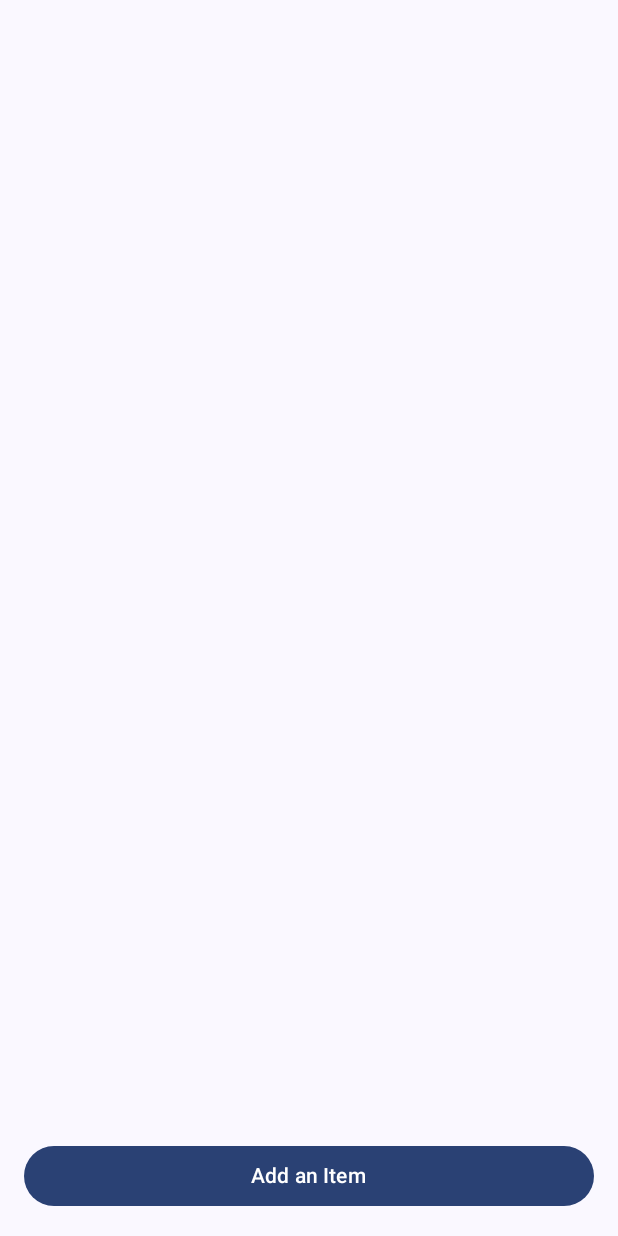
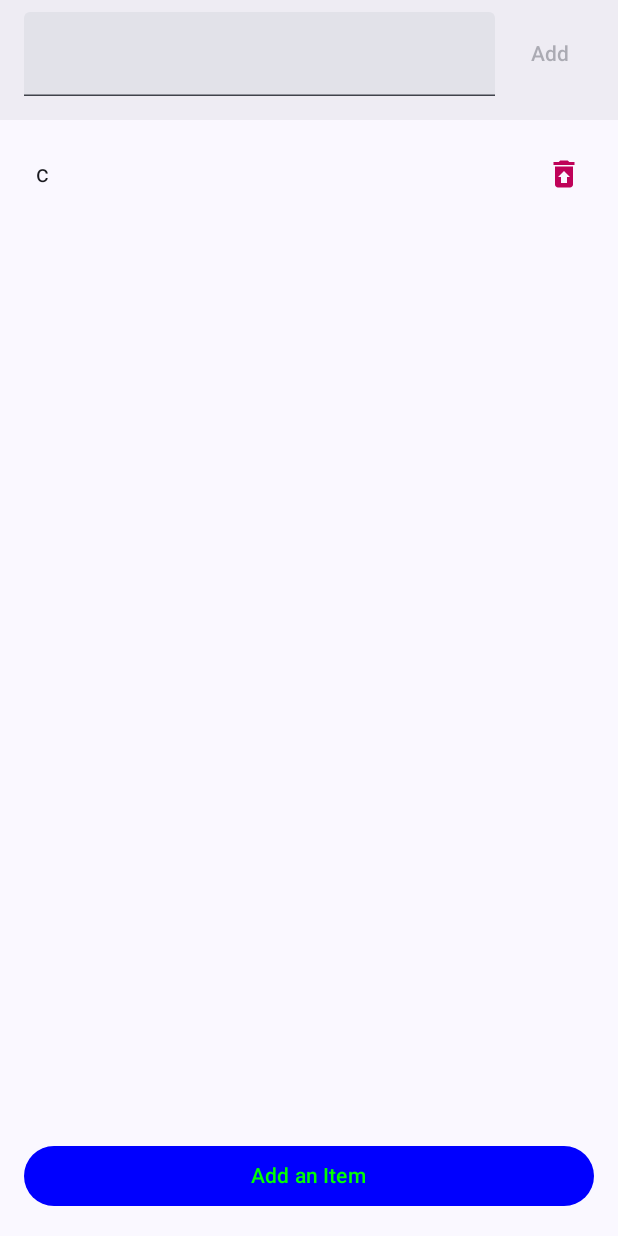
Before and after one commit to kkt98/JetpackComposeTodoList, an Android app built with Jetpack Compose: the screen it shows after launch (MainActivity), after a tap on "Add an Item", on a phone screen of 412 x 824 dp. Run offline under Robolectric (Android 15) with nearby library versions, the phone set to English and light mode, and no system bars; our stand-ins replace livedata-compose.

Commit message:
2024 03 30 Jetpack-Compose-UI TodoList

```diff
--- a/AndroidTP/ToDoList2/app/build.gradle.kts
+++ b/AndroidTP/ToDoList2/app/build.gradle.kts
@@ -70,4 +70,5 @@ dependencies {
     implementation ("androidx.compose.material:material-icons-extended:1.6.4")
     implementation ("androidx.compose.runtime:runtime-livedata:1.6.4")
 
+
 }
--- a/AndroidTP/ToDoList2/app/src/main/java/com/example/todolist/TodoViewModel.kt
+++ b/AndroidTP/ToDoList2/app/src/main/java/com/example/todolist/TodoViewModel.kt
@@ -7,7 +7,7 @@ import com.example.todolist.ui.Data
 
 class TodoViewModel: ViewModel() {
 
-    private val _todoItem = MutableLiveData<List<Data>>()
+    private val _todoItem = MutableLiveData(listOf<Data>())
     val todoItem: LiveData<List<Data>> = _todoItem
 
     fun addItem(item: Data) {
--- /dev/null
+++ b/AndroidTP/ToDoList2/app/src/main/java/com/example/todolist/ui/Components.kt
@@ -0,0 +1,168 @@
+package com.example.todolist.ui
+
+import androidx.annotation.StringRes
+import androidx.compose.animation.animateContentSize
+import androidx.compose.animation.core.TweenSpec
+import androidx.compose.animation.core.animateDpAsState
+import androidx.compose.foundation.background
+import androidx.compose.foundation.layout.Box
+import androidx.compose.foundation.layout.Column
+import androidx.compose.foundation.layout.Row
+import androidx.compose.foundation.layout.RowScope
+import androidx.compose.foundation.layout.Spacer
+import androidx.compose.foundation.layout.height
+import androidx.compose.foundation.layout.padding
+import androidx.compose.foundation.layout.width
+import androidx.compose.foundation.shape.CircleShape
+import androidx.compose.foundation.text.KeyboardActions
+import androidx.compose.foundation.text.KeyboardOptions
+import androidx.compose.material3.Icon
+import androidx.compose.material3.MaterialTheme
+import androidx.compose.material3.Surface
+import androidx.compose.material3.Text
+import androidx.compose.material3.TextButton
+import androidx.compose.material3.TextField
+import androidx.compose.material3.TextFieldDefaults
+import androidx.compose.runtime.Composable
+import androidx.compose.runtime.getValue
+import androidx.compose.ui.Modifier
+import androidx.compose.ui.graphics.Color
+import androidx.compose.ui.graphics.RectangleShape
+import androidx.compose.ui.graphics.vector.ImageVector
+import androidx.compose.ui.platform.LocalSoftwareKeyboardController
+import androidx.compose.ui.res.stringResource
+import androidx.compose.ui.text.input.ImeAction
+import androidx.compose.ui.unit.dp
+
+@Composable
+fun TodoListInputText(
+    text: String, // 입력 필드에 표시되는 텍스트
+    onTextChange:(String) -> Unit, // 텍스트가 변경될 때 호출되는 콜백 함수
+    modifier: Modifier, // 입력 필드에 적용되는 Modifier
+    onImeAction: () -> Unit={} // 입력 필드에서 IME 액션(예: Enter 키 또는 Done 버튼)을 수행할 때 호출되는 콜백 함수
+) {
+    // 키보드 컨트롤러를 가져옵니다.
+    val keyBoardController = LocalSoftwareKeyboardController.current
+
+    // TextField를 사용하여 입력 필드를 정의합니다.
+    TextField(
+        value = text, // 현재 텍스트 값
+        onValueChange = onTextChange, // 텍스트가 변경될 때 호출되는 콜백 함수
+//        colors = TextFieldDefaults.colors(Color.Transparent), // 입력 필드의 색상을 투명으로 설정
+        maxLines = 2, // 입력 필드의 최대 줄 수
+        keyboardOptions = KeyboardOptions.Default.copy(imeAction = ImeAction.Done), // 키보드 옵션 설정
+        keyboardActions = KeyboardActions(onDone = { onImeAction() // Done 버튼 또는 Enter 키를 눌렀을 때 호출되는 콜백 함수
+            keyBoardController?.hide()}), // 키보드 숨기기
+        modifier = modifier // Modifier 적용
+    )
+}
+
+@Composable
+fun TodoEditButton(
+    onClick: () -> Unit, // 버튼 클릭 시 호출되는 콜백 함수
+    text: String, // 버튼에 표시되는 텍스트
+    modifier: Modifier = Modifier, // 버튼에 적용되는 Modifier
+    enable: Boolean =true, // 버튼 활성화 여부
+){
+    // TextButton을 사용하여 버튼을 정의합니다.
+    TextButton(
+        onClick = onClick, // 클릭 시 호출되는 콜백 함수
+        shape = CircleShape, // 버튼의 모양을 원형으로 설정
+        enabled = enable, // 버튼의 활성화 여부
+        modifier = modifier // Modifier 적용
+    ) {
+        Text(text = text) // 버튼에 표시되는 텍스트
+    }
+}
+
+@Composable
+fun TodoInputBackground(
+    elevate: Boolean, // 배경의 고도 여부
+    modifier: Modifier=Modifier, // 배경에 적용되는 Modifier
+    content: @Composable RowScope.() -> Unit // 배경 내부의 컨텐츠를 정의하는 lambda 표현식
+) {
+    // 배경의 고도를 애니메이션으로 설정합니다.
+    val animatedElevation by animateDpAsState(
+        if (elevate) 1.dp else 0.dp, // 배경이 떠오르는 효과가 있는지 여부에 따라 고도를 변경합니다.
+        TweenSpec(500), // 애니메이션 지속 시간 설정
+        label = "aaaa" // 애니메이션 라벨 설정
+    )
+
+    // Surface를 사용하여 배경을 정의합니다.
+    Surface(
+        color = MaterialTheme.colorScheme.onSurface.copy(alpha = .05f), // 배경의 색상과 투명도 설정
+        tonalElevation = animatedElevation, // 배경의 고도 설정
+        shape = RectangleShape, // 배경의 모양 설정
+    ) {
+        // Row를 사용하여 배경 내부의 컨텐츠를 정의합니다.
+        Row(
+            modifier = modifier.animateContentSize(TweenSpec(300)), // Modifier 적용 및 크기 애니메이션 설정
+            content = content // 배경 내부의 컨텐츠를 정의하는 lambda 표현식
+        )
+    }
+}
+
+@Composable
+fun SelectableButton(
+    icons: ImageVector, // 사용할 아이콘
+    @StringRes iconContentDescription: Int, // 아이콘의 내용 설명 문자열 리소스 ID
+    onIconSelected: () -> Unit, // 아이콘 선택 시 호출될 콜백 함수
+    isSelected: Boolean, // 아이콘이 선택되었는지 여부를 나타내는 플래그
+    modifier: Modifier = Modifier // 버튼에 적용할 Modifier
+) {
+    // 선택된 경우 Material 테마의 주요 색상을 아이콘에 적용하고,
+    // 선택되지 않은 경우 Surface의 텍스트 색상의 투명도를 조절하여 사용합니다.
+    val tint = if (isSelected) {
+        MaterialTheme.colorScheme.primary
+    } else {
+        MaterialTheme.colorScheme.onSurface.copy(alpha = .6f)
+    }
+
+    // 아이콘을 포함하는 TextButton을 렌더링합니다.
+    TextButton(
+        onClick = { onIconSelected() }, // 아이콘을 클릭하면 onIconSelected 콜백 함수가 호출됩니다.
+        shape = RectangleShape, // 버튼의 모양을 사각형으로 설정합니다.
+        modifier = modifier // 외부에서 제공된 Modifier를 적용합니다.
+    ) {
+        Column {
+            // 아이콘을 표시합니다.
+            Icon(
+                imageVector = icons,
+                contentDescription = stringResource(id = iconContentDescription) // 아이콘에 대한 접근성 설명을 제공합니다.
+            )
+            // 선택된 경우, 선택된 상태를 시각적으로 나타내기 위해 아이콘 아래에 선을 그립니다.
+            if (isSelected) {
+                Box(
+                    modifier = modifier
+                        .padding(top = 3.dp) // 선과 아이콘 사이의 간격을 설정합니다.
+                        .width(icons.defaultWidth) // 선의 너비를 아이콘의 너비로 설정합니다.
+                        .height(1.dp) // 선의 높이를 1dp로 설정합니다.
+                        .background(tint) // 선의 배경색을 tint로 설정합니다.
+                )
+            } else { // 선택되지 않은 경우, 추가적인 공간을 확보하기 위해 Spacer를 추가합니다.
+                Spacer(
+                    modifier = modifier.height(4.dp) // 4dp의 높이를 가진 Spacer를 추가합니다.
+                )
+            }
+        }
+    }
+}
+
+@Composable
+fun IconRow(
+    icon: ToDoIcons, // 현재 선택된 아이콘
+    onIconChange: (ToDoIcons) -> Unit, // 아이콘 변경 시 호출될 콜백 함수
+    modifier: Modifier = Modifier // Row에 적용할 Modifier
+) {
+    Row(modifier) { // 아이콘을 나열하는 가로로 정렬된 Row를 생성합니다.
+        for (todoIcons in ToDoIcons.values()) { // ToDoIcons의 모든 아이콘을 반복합니다.
+            // 각 아이콘에 대해 SelectableButton을 호출하여 선택 가능한 버튼을 렌더링합니다.
+            SelectableButton(
+                icons = todoIcons.imageVector, // 아이콘 이미지
+                iconContentDescription = icon.contentDescription, // 아이콘의 내용 설명 문자열 리소스 ID
+                onIconSelected = { onIconChange(todoIcons) }, // 아이콘을 선택하면 해당 아이콘으로 변경됩니다.
+                isSelected = todoIcons == icon // 현재 아이콘이 선택된 상태인지 여부를 확인합니다.
+            )
+        }
+    }
+}
--- a/AndroidTP/ToDoList2/app/src/main/java/com/example/todolist/ui/Data.kt
+++ b/AndroidTP/ToDoList2/app/src/main/java/com/example/todolist/ui/Data.kt
@@ -16,12 +16,15 @@ enum class ToDoIcons(val imageVector: ImageVector,@StringRes val contentDescript
     Done(Icons.Default.Done, R.string.done),
     Event(Icons.Default.Event, R.string.event),
     Privacy(Icons.Default.PrivacyTip, R.string.privacy),
-    Trash(Icons.Default.RestoreFromTrash, R.string.trash)
+    Trash(Icons.Default.RestoreFromTrash, R.string.trash);
 
+    companion object {
+        val Default = Square
+    }
 
 }
 data class Data (
     val task: String,
-    val icons: ToDoIcons = ToDoIcons.Square,
+    val icons: ToDoIcons = ToDoIcons.Default,
     val id: UUID = UUID.randomUUID()
 )
--- a/AndroidTP/ToDoList2/app/src/main/java/com/example/todolist/ui/Screen.kt
+++ b/AndroidTP/ToDoList2/app/src/main/java/com/example/todolist/ui/Screen.kt
@@ -5,15 +5,21 @@ import androidx.compose.foundation.layout.Arrangement
 import androidx.compose.foundation.layout.Column
 import androidx.compose.foundation.layout.PaddingValues
 import androidx.compose.foundation.layout.Row
+import androidx.compose.foundation.layout.Spacer
 import androidx.compose.foundation.layout.fillMaxWidth
+import androidx.compose.foundation.layout.height
 import androidx.compose.foundation.layout.padding
 import androidx.compose.foundation.lazy.LazyColumn
 import androidx.compose.foundation.lazy.items
 import androidx.compose.material3.Button
+import androidx.compose.material3.ButtonDefaults
 import androidx.compose.material3.Icon
 import androidx.compose.material3.Text
 import androidx.compose.runtime.Composable
+import androidx.compose.runtime.mutableStateListOf
+import androidx.compose.runtime.mutableStateOf
 import androidx.compose.runtime.remember
+import androidx.compose.ui.Alignment
 import androidx.compose.ui.Modifier
 import androidx.compose.ui.graphics.Color
 import androidx.compose.ui.res.stringResource
@@ -27,6 +33,11 @@ fun Screen(
     onRemoveItem: (Data) -> Unit // 항목을 제거하는 함수. 이 함수도 Data 객체를 인자로 받습니다.
 ) {
     Column { // 세로로 구성 요소를 나열하는 컴포저블
+
+        TodoInputBackground(elevate = true, modifier = Modifier.fillMaxWidth()) {
+            TodoInput(onInputComplete = onAddItem)
+        }
+
         LazyColumn(modifier = Modifier.weight(1f), // 화면에 맞게 항목들을 동적으로 로딩하는 리스트 뷰
             contentPadding = PaddingValues(8.dp)) { // 컨텐츠 주변에 8dp의 패딩을 추가
 
@@ -38,10 +49,14 @@ fun Screen(
         }
 
         Button(onClick = { onAddItem(RandomData())}, // 클릭 시 onAddItem 함수를 호출하여 새로운 항목을 추가
+            colors = ButtonDefaults.buttonColors(
+                Color.Blue
+            ),
             modifier = Modifier
                 .padding(16.dp) // 버튼 주변에 16dp의 패딩을 추가
                 .fillMaxWidth()) { // 너비를 최대로 설정
-            Text(text = "Add an Item") // 버튼에 표시될 텍스트
+            Text(text = "Add an Item",
+              color = Color.Green  ) // 버튼에 표시될 텍스트
         }
     }
 }
@@ -71,6 +86,68 @@ fun TodoRow(
         )
     }
 }
+
+@Composable
+fun TodoInputTextFiled(text: String, onTextChange:(String) -> Unit, modifier: Modifier) {
+
+    // TodoListInputText를 호출하여 입력 필드를 렌더링합니다.
+    TodoListInputText(
+        text = text,
+        onTextChange = onTextChange,
+        modifier = modifier
+    )
+}
+
+@Composable
+fun TodoInput(onInputComplete:(Data) -> Unit) {
+
+    // 입력 필드에 입력된 텍스트를 추적하는 상태를 정의합니다.
+    val (text, setText) = remember {
+        mutableStateOf("")
+    }
+
+    val (icon, setIcon) = remember {
+        mutableStateOf(ToDoIcons.Default)
+    }
+
+    val iconVisible = text.isNotBlank()
+
+    // 입력 필드와 추가 버튼을 감싸는 Column을 정의합니다.
+    Column {
+        // 입력 필드와 추가 버튼이 포함된 Row를 정의합니다.
+        Row(
+            Modifier
+                .padding(horizontal = 16.dp)
+                .padding(top = 8.dp)
+        ) {
+            // 입력 필드를 렌더링합니다.
+            TodoInputTextFiled(
+                text = text, // 현재 입력된 텍스트를 전달합니다.
+                onTextChange = setText, // 텍스트가 변경될 때 호출되는 콜백 함수를 전달합니다.
+                modifier = Modifier // Modifier를 전달합니다.
+                    .weight(1f) // 입력 필드가 차지하는 가로 공간을 설정합니다.
+                    .padding(end = 8.dp) // 입력 필드 우측에 간격을 설정합니다.
+            )
+
+            // 추가 버튼을 렌더링합니다.
+            TodoEditButton(
+                onClick = { onInputComplete(Data(text, icon))
+                          setIcon(ToDoIcons.Default)
+                          setText("")}, // 버튼이 클릭되었을 때 호출되는 콜백 함수를 전달합니다.
+                text = "Add", // 버튼에 표시되는 텍스트를 전달합니다.
+                modifier = Modifier.align(Alignment.CenterVertically), // 버튼을 수직으로 정렬하는 Modifier를 전달합니다.
+                enable = text.isNotBlank() // 버튼 활성화 여부를 텍스트가 비어있지 않은지 여부로 설정합니다.
+            )
+        }
+        if (iconVisible) {
+            IconRow(icon = icon, onIconChange = setIcon)
+        } else {
+            Spacer(modifier = Modifier.height(16.dp))
+        }
+    }
+}
+
+
 // 랜덤한 색상을 생성하는 함수입니다.
 fun randomColor(): Color {
     return Color(
```
Also changed, not shown: AndroidTP/ToDoList2/app/src/main/java/com/example/todolist/ui/MainActivity.kt (+14 -1 lines).
